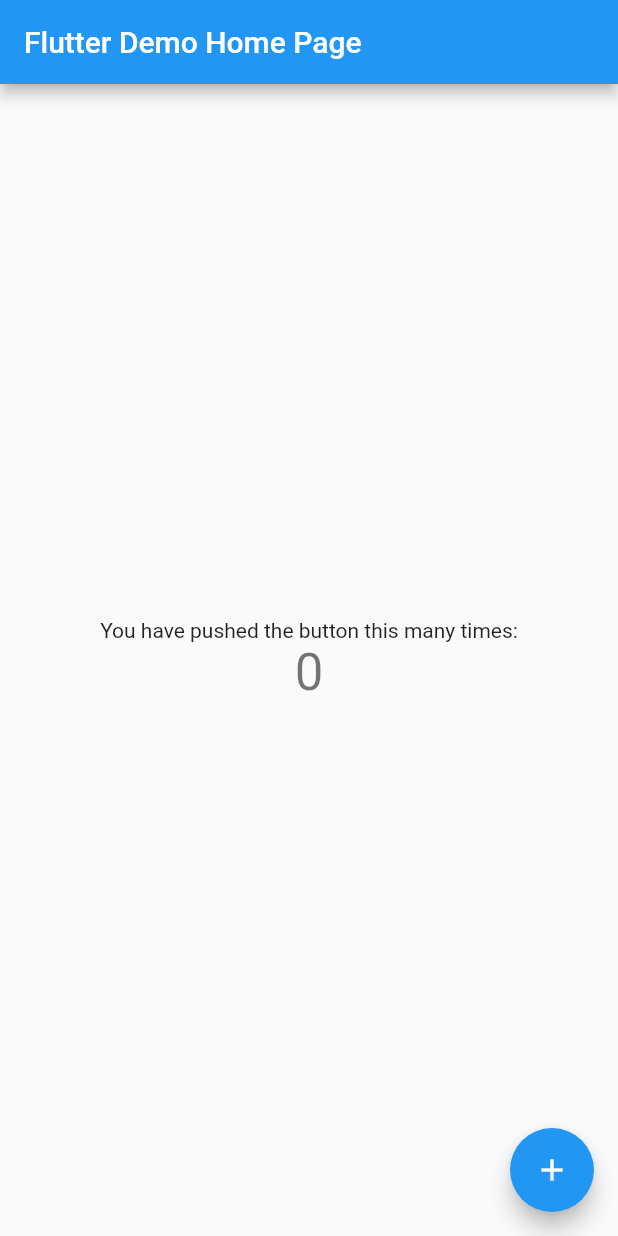
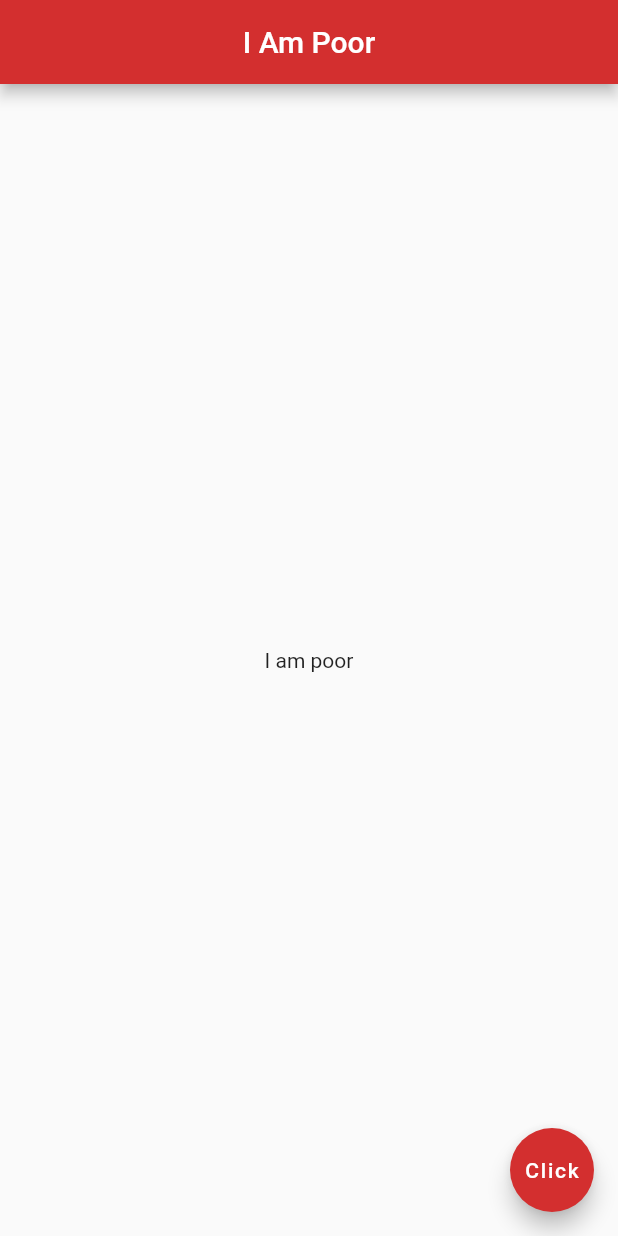
Before and after one commit to MuhammadHamzaAmir/flutter_demo, a Flutter app: the screen it shows after launch, on a phone screen of 412 x 824 dp. Run offline on Flutter 3.47's test engine with Material 2 defaults, Android fonts, the phone set to English and light mode, and no system bars.

Commit message:
simple layout designed

```diff
--- a/lib/main.dart
+++ b/lib/main.dart
@@ -1,115 +1,22 @@
+import 'package:flutter/foundation.dart';
 import 'package:flutter/material.dart';
 
-void main() {
-  runApp(const MyApp());
-}
-
-class MyApp extends StatelessWidget {
-  const MyApp({super.key});
-
-  // This widget is the root of your application.
-  @override
-  Widget build(BuildContext context) {
-    return MaterialApp(
-      title: 'Flutter Demo',
-      theme: ThemeData(
-        // This is the theme of your application.
-        //
-        // Try running your application with "flutter run". You'll see the
-        // application has a blue toolbar. Then, without quitting the app, try
-        // changing the primarySwatch below to Colors.green and then invoke
-        // "hot reload" (press "r" in the console where you ran "flutter run",
-        // or simply save your changes to "hot reload" in a Flutter IDE).
-        // Notice that the counter didn't reset back to zero; the application
-        // is not restarted.
-        primarySwatch: Colors.blue,
-      ),
-      home: const MyHomePage(title: 'Flutter Demo Home Page'),
-    );
-  }
-}
-
-class MyHomePage extends StatefulWidget {
-  const MyHomePage({super.key, required this.title});
-
-  // This widget is the home page of your application. It is stateful, meaning
-  // that it has a State object (defined below) that contains fields that affect
-  // how it looks.
-
-  // This class is the configuration for the state. It holds the values (in this
-  // case the title) provided by the parent (in this case the App widget) and
-  // used by the build method of the State. Fields in a Widget subclass are
-  // always marked "final".
-
-  final String title;
-
-  @override
-  State<MyHomePage> createState() => _MyHomePageState();
-}
-
-class _MyHomePageState extends State<MyHomePage> {
-  int _counter = 0;
-
-  void _incrementCounter() {
-    setState(() {
-      // This call to setState tells the Flutter framework that something has
-      // changed in this State, which causes it to rerun the build method below
-      // so that the display can reflect the updated values. If we changed
-      // _counter without calling setState(), then the build method would not be
-      // called again, and so nothing would appear to happen.
-      _counter++;
-    });
-  }
-
-  @override
-  Widget build(BuildContext context) {
-    // This method is rerun every time setState is called, for instance as done
-    // by the _incrementCounter method above.
-    //
-    // The Flutter framework has been optimized to make rerunning build methods
-    // fast, so that you can just rebuild anything that needs updating rather
-    // than having to individually change instances of widgets.
-    return Scaffold(
-      appBar: AppBar(
-        // Here we take the value from the MyHomePage object that was created by
-        // the App.build method, and use it to set our appbar title.
-        title: Text(widget.title),
-      ),
-      body: Center(
-        // Center is a layout widget. It takes a single child and positions it
-        // in the middle of the parent.
-        child: Column(
-          // Column is also a layout widget. It takes a list of children and
-          // arranges them vertically. By default, it sizes itself to fit its
-          // children horizontally, and tries to be as tall as its parent.
-          //
-          // Invoke "debug painting" (press "p" in the console, choose the
-          // "Toggle Debug Paint" action from the Flutter Inspector in Android
-          // Studio, or the "Toggle Debug Paint" command in Visual Studio Code)
-          // to see the wireframe for each widget.
-          //
-          // Column has various properties to control how it sizes itself and
-          // how it positions its children. Here we use mainAxisAlignment to
-          // center the children vertically; the main axis here is the vertical
-          // axis because Columns are vertical (the cross axis would be
-          // horizontal).
-          mainAxisAlignment: MainAxisAlignment.center,
-          children: <Widget>[
-            const Text(
-              'You have pushed the button this many times:',
-            ),
-            Text(
-              '$_counter',
-              style: Theme.of(context).textTheme.headline4,
-            ),
-          ],
-        ),
-      ),
-      floatingActionButton: FloatingActionButton(
-        onPressed: _incrementCounter,
-        tooltip: 'Increment',
-        child: const Icon(Icons.add),
-      ), // This trailing comma makes auto-formatting nicer for build methods.
-    );
-  }
-}
+void main() =>
+    runApp(MaterialApp(
+      home: Scaffold(
+          appBar: AppBar(
+            title: const Text('I Am Poor'),
+            backgroundColor: Colors.red[700],
+            centerTitle: true,
+          ),
+          body: const Center(
+            child: Text("I am poor"),
+          ),
+          floatingActionButton: FloatingActionButton(
+            onPressed: () {if (kDebugMode) {
+              print("I am poor");
+            }},
+            backgroundColor: Colors.red[700],
+            child: const Text('Click'),
+    ),
+    )));
```
